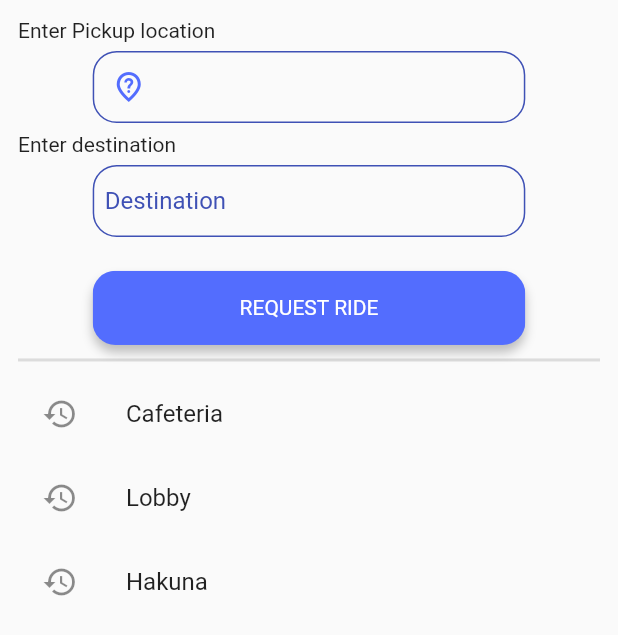
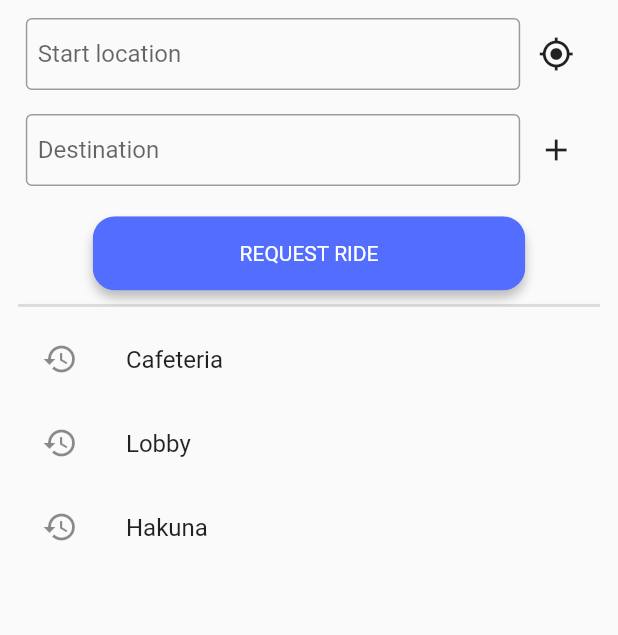
Before and after one commit to kwe-k-u/EV_project, a Flutter app: the RequestRideWidget widget shown alone on an empty page, opened directly, on a phone screen of 412 x 824 dp. Shown: the top 635 px of the screen. Run offline on Flutter 3.47's test engine with Material 2 defaults, Android fonts, the phone set to English and light mode, and no system bars; our stand-ins replace cloud_firestore, dio, firebase_auth, firebase_core, firebase_storage, geocoding and 8 more; missing offline and left inert: awesome_dropdown, feedback, flutter_email_sender, splash; accounts and stored records are empty.

Commit message:
implemented location functions and added a controller for locations

```diff
--- a/lib/ui/pages/dashboard.dart
+++ b/lib/ui/pages/dashboard.dart
@@ -4,6 +4,7 @@ import 'package:ev_project/utils/appResources.dart';
 import 'package:ev_project/utils/objects/provider/appState.dart';
 import 'package:ev_project/utils/objects/provider/rideUser.dart';
 import 'package:flutter/material.dart';
+import 'package:geocoding/geocoding.dart';
 import 'package:provider/provider.dart';
 
 class Dashboard extends StatefulWidget {
@@ -21,6 +22,7 @@ class _DashboardState extends State<Dashboard> {
   void initState() {
     user = context.read<RideUser>();
     super.initState();
+    var geo = GeocodingPlatform.instance;
   }
 
   @override
--- a/lib/ui/pages/homepage.dart
+++ b/lib/ui/pages/homepage.dart
@@ -2,6 +2,7 @@ import 'package:ev_project/ui/pages/dashboard.dart';
 import 'package:ev_project/ui/pages/editProfilePage.dart';
 import 'package:ev_project/ui/pages/emailSignInPage.dart';
 import 'package:ev_project/ui/pages/emailSignUpPage.dart';
+import 'package:ev_project/ui/widgets/LocationTextField.dart';
 import 'package:ev_project/ui/widgets/TextButtonRow.dart';
 import 'package:ev_project/ui/widgets/customButton.dart';
 import 'package:ev_project/utils/appResources.dart';
--- a/lib/ui/widgets/request sheet/requestRideWidget.dart
+++ b/lib/ui/widgets/request sheet/requestRideWidget.dart
@@ -1,7 +1,10 @@
+import 'package:ev_project/ui/widgets/LocationTextField.dart';
 import 'package:ev_project/ui/widgets/customButton.dart';
 import 'package:ev_project/ui/widgets/customTextField.dart';
 import 'package:ev_project/utils/appResources.dart';
+import 'package:ev_project/utils/objects/controllers/LocationController.dart';
 import 'package:ev_project/utils/objects/provider/appState.dart';
+import 'package:flutter/cupertino.dart';
 import 'package:flutter/material.dart';
 import 'package:provider/provider.dart';
 
@@ -15,6 +18,7 @@ class RequestRideWidget extends StatefulWidget {
 class _RequestRideWidgetState extends State<RequestRideWidget> {
   final AppResources resources = AppResources();
   late AppState appState;
+  TextEditingController destination = new TextEditingController();
 
   @override
   void initState() {
@@ -34,22 +38,38 @@ class _RequestRideWidgetState extends State<RequestRideWidget> {
       child: Column(
         crossAxisAlignment: CrossAxisAlignment.center,
         children: [
-          Align(
-              alignment: Alignment.centerLeft,
-              child: Text("Enter Pickup location")),
-          CustomTextField(
-            icon: Icons.not_listed_location_outlined,
-            width: size.width * 0.7,
+
+          LocationTextField(
+              label: "Start location",
+              controller: LocationController(),
+              icon: Icons.my_location,
+              onChanged: (v){},
+              onIconTap: (){}
           ),
+          // Align(
+          //     alignment: Alignment.centerLeft,
+          //     child: Text("Enter Pickup location")),
+          // CustomTextField(
+          //   icon: Icons.not_listed_location_outlined,
+          //   width: size.width * 0.7,
+          // ),
 
 
-          Align(
-              alignment: Alignment.centerLeft,
-              child: Text("Enter destination")),
-          CustomTextField(
-            hintText: "Destination",
-            width: size.width * 0.7,
+        Padding(padding: EdgeInsets.all(8.0)),
+          LocationTextField(
+              label: "Destination",
+              controller: LocationController(),
+              icon: Icons.add,
+              onChanged: (v){},
+              onIconTap: (){}
           ),
+          // Align(
+          //     alignment: Alignment.centerLeft,
+          //     child: Text("Enter destination")),
+          // CustomTextField(
+          //   hintText: "Destination",
+          //   width: size.width * 0.7,
+          // ),
           Spacer(flex: 1,),
           CustomRoundedButton(
               child: Text("REQUEST RIDE", style: TextStyle(color: Colors.white),),
--- /dev/null
+++ b/lib/utils/objects/controllers/LocationController.dart
@@ -0,0 +1,32 @@
+
+
+import 'package:ev_project/utils/objects/place_search.dart';
+import 'package:ev_project/utils/objects/rideLocation.dart';
+import 'package:ev_project/utils/services/locationHandler.dart';
+import 'package:flutter/cupertino.dart';
+
+class LocationController extends TextEditingController{
+  Map<String,String> _suggestions = {};
+  ///Returns a list of places that have names that match the current value of
+  ///the controller
+  ///
+  /// suggestions are a map with placeId as keys and place names as values
+  Map<String,String> get suggestions => this._suggestions;
+
+  LocationController() : super();
+
+  @override
+  set text(newValue) {
+    super.text = newValue;
+    _updateSuggestions();
+  }
+
+
+  Future<void> _updateSuggestions() async{
+    _suggestions = {};
+    List<PlaceSearch> places = await getPlaceSuggestions(text);
+    places.forEach((element) {
+      _suggestions[element.placeId] = element.name;
+    });
+  }
+}
--- a/lib/utils/objects/location.dart
+++ b/lib/utils/objects/rideLocation.dart
@@ -3,11 +3,12 @@
 
 import 'package:google_maps_flutter/google_maps_flutter.dart';
 
-class Location{
+class RideLocation{
   late String name;
+
   late LatLng latLng;
 
-  Location({required this.latLng, required this.name}){}
+  RideLocation({required this.latLng, required this.name}){}
 
 
 
--- a/lib/utils/objects/rideRequest.dart
+++ b/lib/utils/objects/rideRequest.dart
@@ -1,14 +1,14 @@
 
 
-import 'package:ev_project/utils/objects/location.dart';
+import 'package:ev_project/utils/objects/rideLocation.dart';
 
 class RideRequest{
   late String id;
-  late Location pickupLocation;
+  late RideLocation pickupLocation;
   late DateTime startDateTime;
   late DateTime completionDateTime;
   late DateTime requestDateTime;
-  late Location dropOffLocation;
+  late RideLocation dropOffLocation;
   late double? fare;
 
 }
--- a/pubspec.yaml
+++ b/pubspec.yaml
@@ -46,7 +46,7 @@ dependencies:
   cloud_firestore: ^2.3.0
   flutter_polyline_points: ^1.0.0
   geolocator: ^7.2.0+1
-  geocoder: ^0.2.1
+  geocoding: ^2.0.0
   google_maps_flutter: ^2.0.6
   google_directions_api: ^0.9.0
   google_sign_in: ^5.0.4
```
Also changed, not shown: lib/ui/widgets/LocationTextField.dart (+143 -115 lines), lib/ui/widgets/request sheet/createRequestSheet.dart (+0 -55 lines), lib/utils/services/locationHandler.dart (+14 -26 lines), pubspec.lock.
